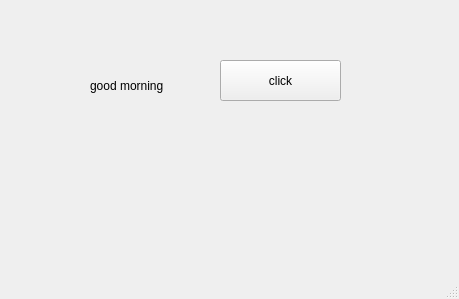
The window that Hello_PYTHON/day04/myqt01.ui (gyeomii/DDITBasicPython) describes before a commit, drawn with Qt 5.
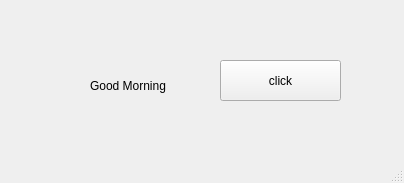
The same window after the commit.

```diff
--- a/Hello_PYTHON/day04/myqt01.ui
+++ b/Hello_PYTHON/day04/myqt01.ui
@@ -6,8 +6,8 @@
    <rect>
     <x>0</x>
     <y>0</y>
-    <width>459</width>
-    <height>299</height>
+    <width>404</width>
+    <height>183</height>
    </rect>
   </property>
   <property name="windowTitle">
@@ -24,7 +24,7 @@
      </rect>
     </property>
     <property name="text">
-     <string>good morning</string>
+     <string>Good Morning</string>
     </property>
    </widget>
    <widget class="QPushButton" name="pb">
```
Left out of the diff: 2 changed lines with no effect on the pictures.
